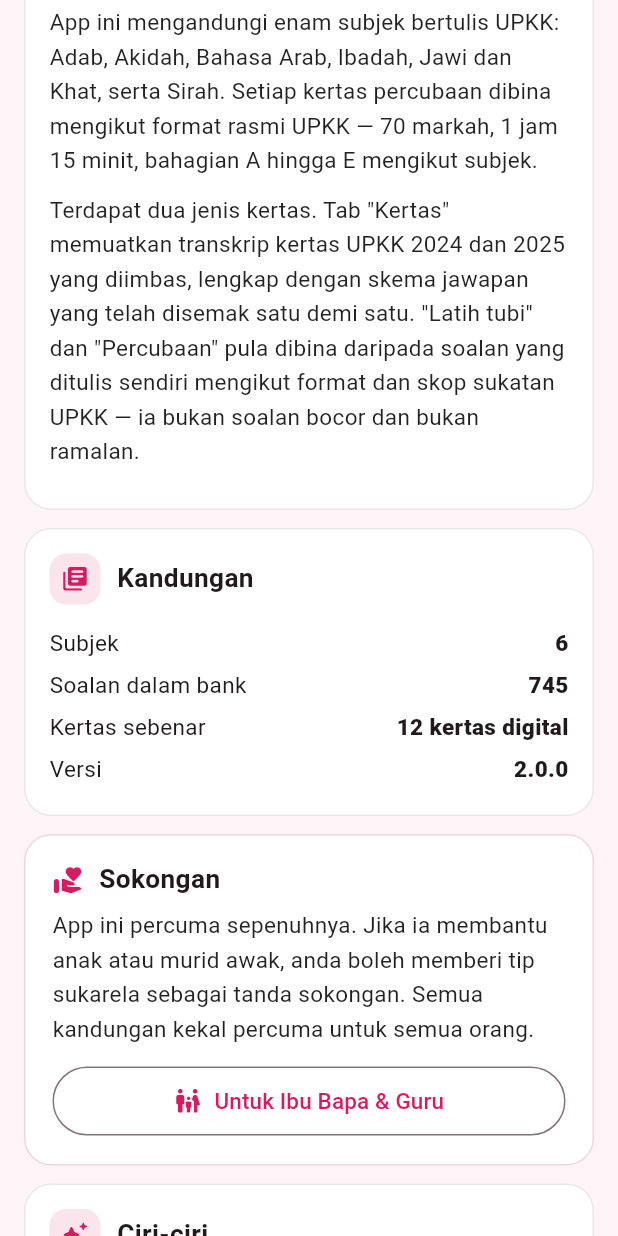
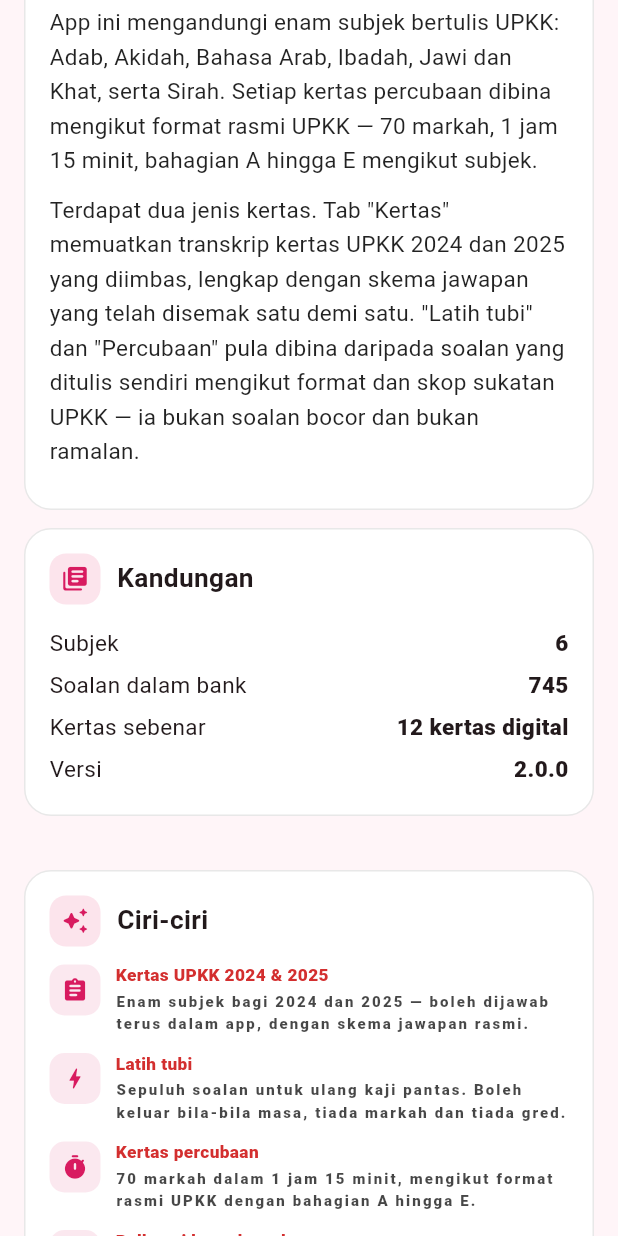
Before and after one commit to razmanzainal-source/ulangkaji_upkk, a Flutter app: the InfoScreen widget shown alone on an empty page, opened directly, scrolled down 576 dp, on a phone screen of 412 x 824 dp. Run offline on Flutter 3.47's test engine with Material 3 defaults, Android fonts, the phone set to English and light mode, and no system bars; our stand-ins replace audioplayers, flutter_tts, in_app_purchase, pdf, printing, share_plus and 2 more; missing offline and left inert: dart:js_interop, gal; accounts and stored records are empty.

Commit message:
v2.0.0+29: buang kad sokongan/tip buat masa ini — lulus semakan Apple 2.1.0

```diff
--- a/lib/screens/info_screen.dart
+++ b/lib/screens/info_screen.dart
@@ -4,7 +4,6 @@ import '../models/gred.dart';
 import '../services/bank_kertas.dart';
 import '../services/kemajuan.dart';
 import '../services/tetapan.dart';
-import 'ibu_bapa_screen.dart';
 import '../tema.dart';
 import '../widgets/dialog_nama.dart';
 import '../widgets/maskot.dart';
@@ -105,7 +104,7 @@ class _InfoScreenState extends State<InfoScreen> {
                 ],
               ),
               const SizedBox(height: 12),
-              const _Sokongan(),
+              const SizedBox(height: 12),
               const SizedBox(height: 12),
               const _Kotak(
                 tajuk: 'Ciri-ciri',
@@ -290,60 +289,6 @@ class _InfoScreenState extends State<InfoScreen> {
 }
 
 /// Satu ciri app — ikon, tajuk dan penerangan ringkas.
-class _Sokongan extends StatelessWidget {
-  const _Sokongan();
-
-  @override
-  Widget build(BuildContext context) {
-    return Container(
-      padding: const EdgeInsets.all(18),
-      decoration: BoxDecoration(
-        color: Colors.white,
-        borderRadius: BorderRadius.circular(18),
-        border: Border.all(color: const Color(0xFFF0D4DE)),
-      ),
-      child: Column(
-        crossAxisAlignment: CrossAxisAlignment.start,
-        children: [
-          Row(
-            children: [
-              const Icon(Icons.volunteer_activism_rounded,
-                  size: 21, color: Warna.utama),
-              const SizedBox(width: 10),
-              Expanded(
-                child: Text('Sokongan', style: Teks.sederhana),
-              ),
-            ],
-          ),
-          const SizedBox(height: 8),
-          Text(
-            'App ini percuma sepenuhnya. Jika ia membantu anak atau murid '
-            'awak, anda boleh memberi tip sukarela sebagai tanda sokongan. '
-            'Semua kandungan kekal percuma untuk semua orang.',
-            style: Teks.biasa.copyWith(color: Colors.black87, height: 1.5),
-          ),
-          const SizedBox(height: 12),
-          SizedBox(
-            width: double.infinity,
-            child: OutlinedButton.icon(
-              key: const ValueKey('info-ibu-bapa'),
-              onPressed: () => Navigator.of(context).push(
-                MaterialPageRoute(builder: (_) => const IbuBapaScreen()),
-              ),
-              icon: const Icon(Icons.family_restroom_rounded, size: 19),
-              label: const Text('Untuk Ibu Bapa & Guru', style: Teks.biasa),
-              style: OutlinedButton.styleFrom(
-                foregroundColor: Warna.utama,
-                padding: const EdgeInsets.symmetric(vertical: 13),
-              ),
-            ),
-          ),
-        ],
-      ),
-    );
-  }
-}
-
 class _Ciri extends StatelessWidget {
   const _Ciri({
     required this.ikon,
--- a/pubspec.yaml
+++ b/pubspec.yaml
@@ -16,7 +16,7 @@ publish_to: 'none' # Remove this line if you wish to publish to pub.dev
 # https://developer.apple.com/library/archive/documentation/General/Reference/InfoPlistKeyReference/Articles/CoreFoundationKeys.html
 # In Windows, build-name is used as the major, minor, and patch parts
 # of the product and file versions while build-number is used as the build suffix.
-version: 2.0.0+28
+version: 2.0.0+29
 
 environment:
   sdk: ^3.13.5
```
